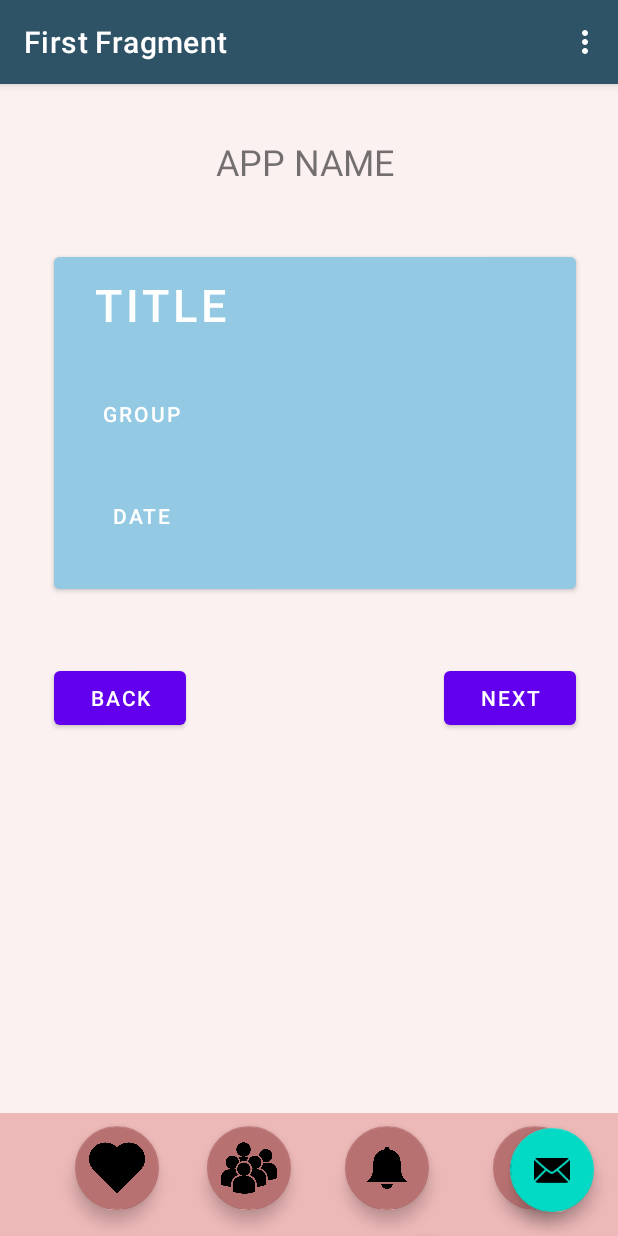
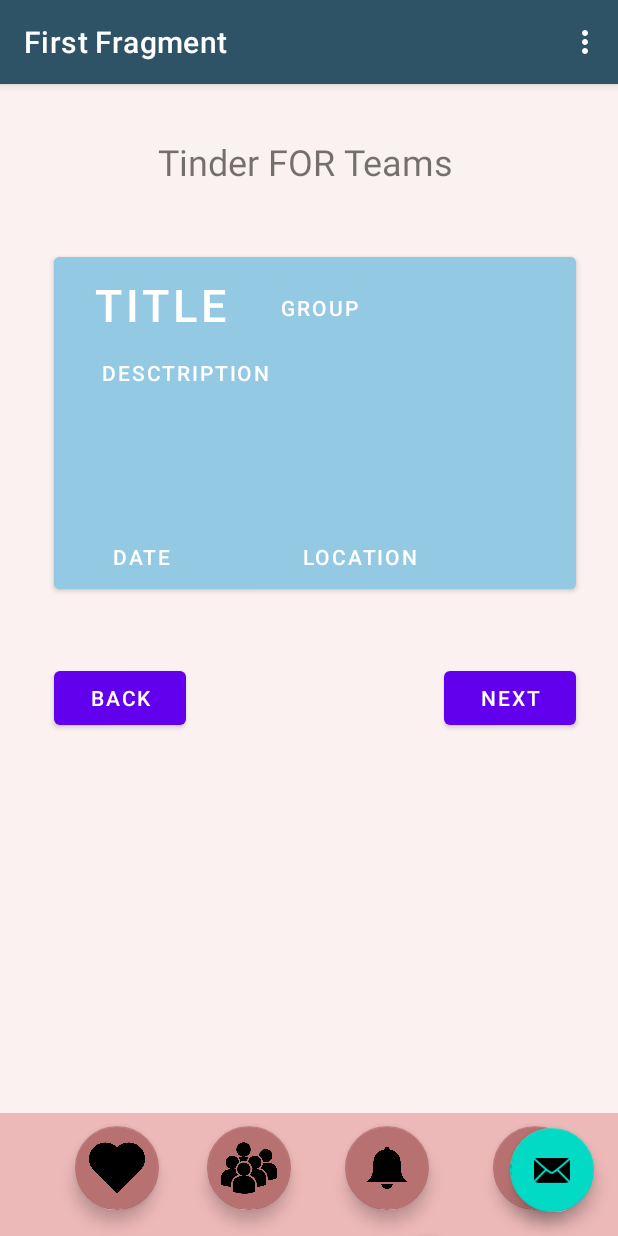
Before and after one commit to bithma/T4T, an Android app: the fragment main placed in its activity, on a phone screen of 412 x 824 dp. Run offline under Robolectric (Android 15) with nearby library versions, the phone set to English and light mode, and no system bars; our stand-ins replace Firebase (no records; nobody signed in at launch, a user with empty details on screens opened directly), navigation-ui; Roboto replaces fonts that are not available here.

Commit message:
Fixed db and started main code

```diff
--- a/app/src/main/java/com/example/t4t/MainActivity.java
+++ b/app/src/main/java/com/example/t4t/MainActivity.java
@@ -46,7 +46,7 @@ public class MainActivity extends AppCompatActivity {
         binding = ActivityMainBinding.inflate(getLayoutInflater());
         setContentView(binding.getRoot());
 
-//        Student test = new Student("rd@example,com", "McMaster", "nothing", "qw");
+//        Student test = new Student("hello@kresteen.ca", "McMaster University", "NONE");
 //        DBHelper.CreateStudent(test);
 
         setSupportActionBar(binding.toolbar);
--- a/app/src/main/java/com/example/t4t/main.java
+++ b/app/src/main/java/com/example/t4t/main.java
@@ -4,9 +4,21 @@ import android.os.Bundle;
 
 import androidx.fragment.app.Fragment;
 
+import android.util.Log;
 import android.view.LayoutInflater;
 import android.view.View;
 import android.view.ViewGroup;
+import android.widget.Button;
+
+import com.example.t4t.database.Event;
+import com.example.t4t.database.Student;
+import com.google.firebase.database.DataSnapshot;
+import com.google.firebase.database.DatabaseError;
+import com.google.firebase.database.FirebaseDatabase;
+import com.google.firebase.database.Query;
+import com.google.firebase.database.ValueEventListener;
+
+import java.util.ArrayList;
 
 /**
  * A simple {@link Fragment} subclass.
@@ -15,10 +27,16 @@ import android.view.ViewGroup;
  */
 public class main extends Fragment {
 
+    private static final String TAG = "Main";
+
     // TODO: Rename parameter arguments, choose names that match
     // the fragment initialization parameters, e.g. ARG_ITEM_NUMBER
     private static final String ARG_PARAM1 = "param1";
     private static final String ARG_PARAM2 = "param2";
+
+    private Button bTitle, bDesc, bGroup, bLocation, bDate;
+
+    private ArrayList<Event> events = new ArrayList<>();
 
     // TODO: Rename and change types of parameters
     private String mParam1;
@@ -53,6 +71,12 @@ public class main extends Fragment {
             mParam1 = getArguments().getString(ARG_PARAM1);
             mParam2 = getArguments().getString(ARG_PARAM2);
         }
+        bTitle = getActivity().findViewById(R.id.title);
+        bDesc = getActivity().findViewById(R.id.description);
+        bGroup = getActivity().findViewById(R.id.group);
+        bLocation = getActivity().findViewById(R.id.location);
+        bDate = getActivity().findViewById(R.id.date);
+        loadEvents();
     }
 
     @Override
@@ -61,4 +85,26 @@ public class main extends Fragment {
         // Inflate the layout for this fragment
         return inflater.inflate(R.layout.fragment_main, container, false);
     }
+
+    public void loadEvents() {
+        Query test = FirebaseDatabase.getInstance().getReference("events")
+                .orderByChild("name");
+        test.addListenerForSingleValueEvent(new ValueEventListener() {
+            @Override
+            public void onDataChange(DataSnapshot dataSnapshot) {
+                if (dataSnapshot.exists()) {
+                    for (DataSnapshot snap : dataSnapshot.getChildren()) {
+                        events.add(snap.getValue(Event.class));
+                    }
+                } else {
+                    Log.v(TAG, "NO EVENTS!");
+                }
+                Log.v(TAG, events.toString());
+            }
+            @Override
+            public void onCancelled(DatabaseError databaseError) {
+                Log.e(TAG, "onCancelled", databaseError.toException());
+            }
+        });
+    }
 }
--- a/app/src/main/res/layout/fragment_main.xml
+++ b/app/src/main/res/layout/fragment_main.xml
@@ -49,17 +49,30 @@
         app:layout_constraintVertical_bias="0.204" />
 
     <Button
-        android:id="@+id/group2"
+        android:id="@+id/group"
         android:layout_width="wrap_content"
         android:layout_height="wrap_content"
         android:background="@android:color/transparent"
         android:text="Group"
         app:layout_constraintBottom_toBottomOf="parent"
         app:layout_constraintEnd_toEndOf="parent"
-        app:layout_constraintHorizontal_bias="0.154"
+        app:layout_constraintHorizontal_bias="0.52"
         app:layout_constraintStart_toStartOf="parent"
         app:layout_constraintTop_toTopOf="parent"
-        app:layout_constraintVertical_bias="0.272" />
+        app:layout_constraintVertical_bias="0.174" />
+
+    <Button
+        android:id="@+id/description"
+        android:layout_width="wrap_content"
+        android:layout_height="wrap_content"
+        android:background="@android:color/transparent"
+        android:text="Desctription"
+        app:layout_constraintBottom_toBottomOf="parent"
+        app:layout_constraintEnd_toEndOf="parent"
+        app:layout_constraintHorizontal_bias="0.191"
+        app:layout_constraintStart_toStartOf="parent"
+        app:layout_constraintTop_toTopOf="parent"
+        app:layout_constraintVertical_bias="0.234" />
 
     <TextView
         android:id="@+id/txt_title"
@@ -90,7 +103,7 @@
         app:layout_constraintVertical_bias="0.04" />
 
     <Button
-        android:id="@+id/group"
+        android:id="@+id/date"
         android:layout_width="wrap_content"
         android:layout_height="wrap_content"
         android:background="@android:color/transparent"
@@ -100,7 +113,20 @@
         app:layout_constraintHorizontal_bias="0.154"
         app:layout_constraintStart_toStartOf="parent"
         app:layout_constraintTop_toTopOf="parent"
-        app:layout_constraintVertical_bias="0.367" />
+        app:layout_constraintVertical_bias="0.405" />
+
+    <Button
+        android:id="@+id/location"
+        android:layout_width="wrap_content"
+        android:layout_height="wrap_content"
+        android:background="@android:color/transparent"
+        android:text="Location"
+        app:layout_constraintBottom_toBottomOf="parent"
+        app:layout_constraintEnd_toEndOf="parent"
+        app:layout_constraintHorizontal_bias="0.613"
+        app:layout_constraintStart_toStartOf="parent"
+        app:layout_constraintTop_toTopOf="parent"
+        app:layout_constraintVertical_bias="0.405" />
 
     <TextView
         android:id="@+id/textView2"
@@ -160,7 +186,7 @@
         android:id="@+id/textView6"
         android:layout_width="wrap_content"
         android:layout_height="wrap_content"
-        android:text="APP NAME"
+        android:text="Tinder FOR Teams"
         android:textSize="24sp"
         app:layout_constraintBottom_toBottomOf="parent"
         app:layout_constraintEnd_toEndOf="parent"
```
Also changed, not shown: app/src/main/java/com/example/t4t/database/Event.java (+61 -11 lines), app/src/main/java/com/example/t4t/database/Group.java (+52 -7 lines), app/src/main/java/com/example/t4t/database/Student.java (+18 -16 lines).
